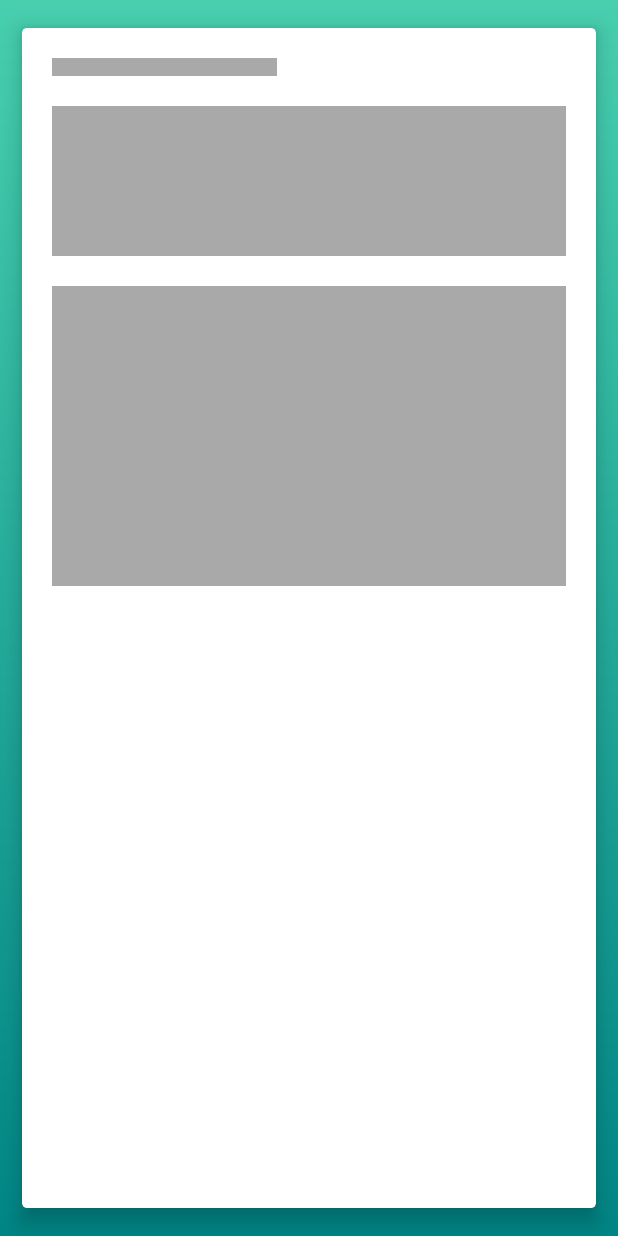
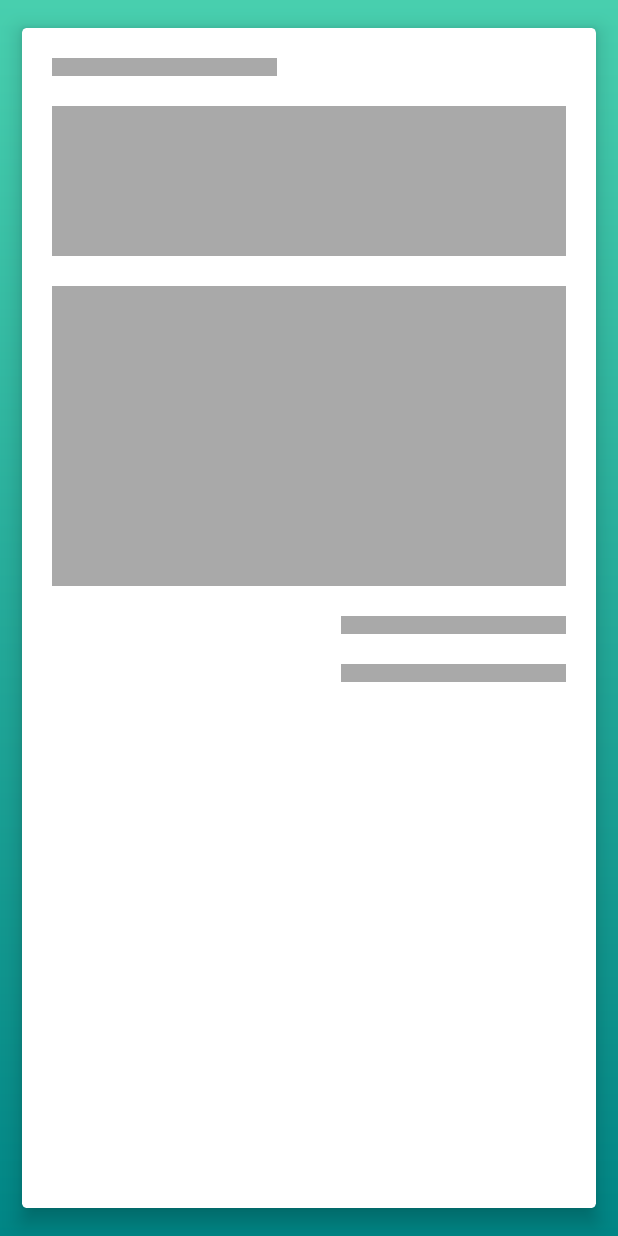
Before and after one commit to raheez/NewsApp, an Android app: the layout shimmer_detail_item.xml on its own in the app's theme, with its tools: preview values and no code run, on a phone screen of 412 x 824 dp. Run offline under Robolectric (Android 15) with nearby library versions, the light colour scheme and no system bars.

```diff
--- a/app/build.gradle
+++ b/app/build.gradle
@@ -42,6 +42,8 @@ dependencies {
     implementation 'de.hdodenhof:circleimageview:2.2.0'
 
     implementation 'com.github.bumptech.glide:glide:3.5.2'
+    androidTestImplementation 'com.android.support.test:rules:1.0.2'
+
 
 
 
--- a/app/src/main/res/layout/shimmer_detail_item.xml
+++ b/app/src/main/res/layout/shimmer_detail_item.xml
@@ -25,7 +25,7 @@
             >
 
             <View
-                android:id="@+id/title_et"
+                android:id="@+id/title_et_shimmer"
                 android:layout_width="150dp"
                 android:layout_height="12dp"
                 android:layout_marginLeft="20dp"
@@ -41,10 +41,10 @@
                 android:layout_height="100dp"
                 android:layout_marginLeft="20dp"
                 android:layout_marginRight="20dp"
-                android:layout_below="@id/title_et"
+                android:layout_below="@id/title_et_shimmer"
                 android:background="@color/darkgrey"
                 android:layout_marginTop="20dp"
-                android:id="@+id/calendarView"
+                android:id="@+id/imageview_shimmer"
                 android:layout_centerHorizontal="true"
                 >
             </View>
@@ -54,16 +54,38 @@
                 android:layout_height="200dp"
                 android:layout_marginLeft="20dp"
                 android:layout_marginRight="20dp"
-                android:layout_below="@id/calendarView"
+                android:layout_below="@id/imageview_shimmer"
                 android:background="@color/darkgrey"
                 android:layout_marginTop="20dp"
-                android:id="@+id/content"
+                android:id="@+id/content_shimmer"
                 android:layout_centerHorizontal="true"
                 >
             </View>
 
 
+            <View
+                android:id="@+id/author_shimmer"
+                android:layout_below="@id/content_shimmer"
+                android:layout_width="150dp"
+                android:layout_height="12dp"
+                android:layout_marginLeft="20dp"
+                android:layout_alignParentRight="true"
+                android:layout_marginRight="20dp"
+                android:layout_marginTop="20dp"
+                android:background="@color/darkgrey"
+                />
 
+            <View
+                android:id="@+id/date_shimmer"
+                android:layout_below="@id/author_shimmer"
+                android:layout_width="150dp"
+                android:layout_height="12dp"
+                android:layout_marginLeft="20dp"
+                android:layout_alignParentRight="true"
+                android:layout_marginRight="20dp"
+                android:layout_marginTop="20dp"
+                android:background="@color/darkgrey"
+                />
 
         </RelativeLayout>
 
```
Also changed, not shown: app/src/main/java/com/example/muhammedraheezrahman/newslisting/UI/NewsDetailActivity.java (+41 -16 lines), app/src/main/res/layout/activity_news_detail.xml (+4 -3 lines), 2 other files.
